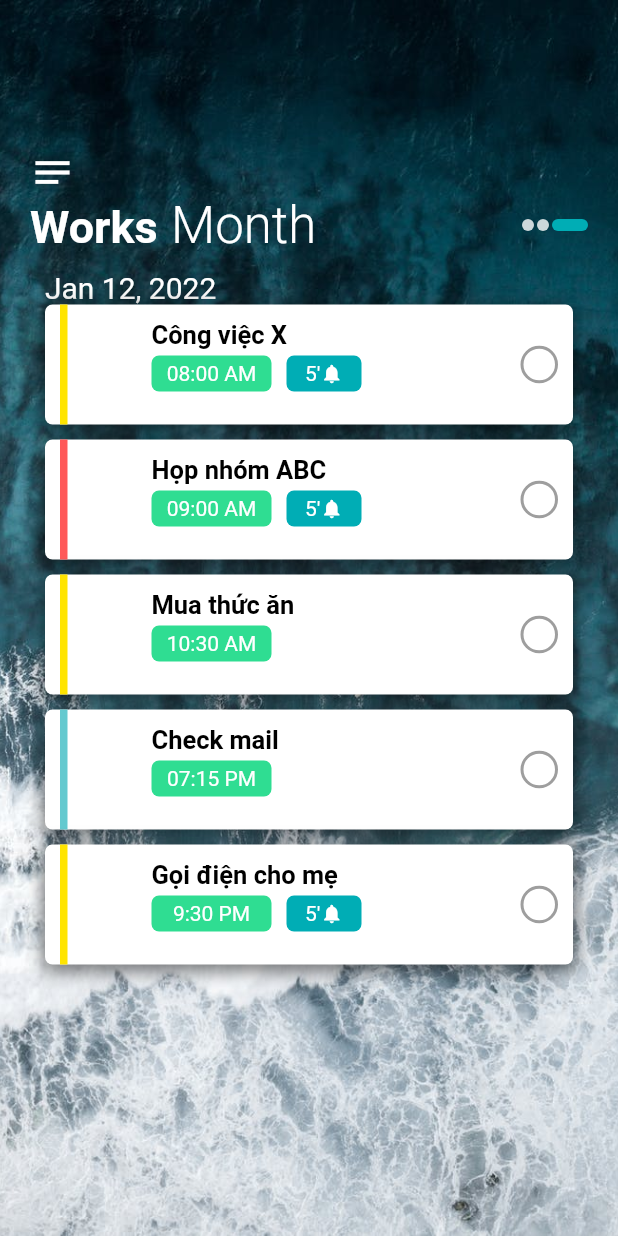
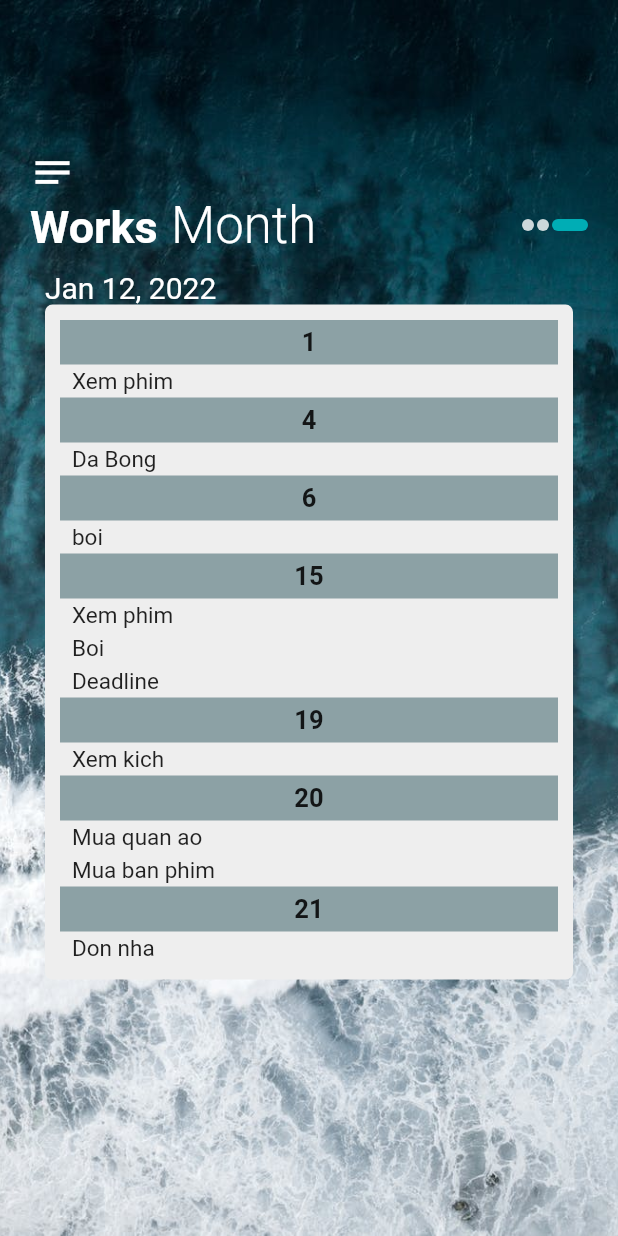
Before and after one commit to Hai4320/worksday_app_flutter, a Flutter app: the screen it shows after launch, swiped to page 3, on a phone screen of 412 x 824 dp. Run offline on Flutter 3.47's test engine with Material 2 defaults, Android fonts, the phone set to English and light mode, and no system bars; our stand-ins replace sqflite; accounts and stored records are empty.

Commit message:
month work

```diff
--- /dev/null
+++ b/lib/screens/start/month_works.dart
@@ -0,0 +1,74 @@
+import 'package:flutter/material.dart';
+import 'package:worksday_app/themes/color.dart';
+import "package:worksday_app/models/task_model.dart";
+
+class MonthWorks extends StatefulWidget {
+  const MonthWorks({ Key? key }) : super(key: key);
+
+  @override
+  _MonthWorksState createState() => _MonthWorksState();
+}
+
+class _MonthWorksState extends State<MonthWorks> {
+  taskEx(String name , int day){
+      Task task_ex = Task(0, day.toString() , name, "Home", 1, 5);
+      return task_ex;
+  }
+  @override
+
+  Widget build(BuildContext context) {
+    DateTime today = DateTime.now();
+    List<Task> listTask = [
+      taskEx("Xem phim", 1),taskEx("Da Bong", 4),taskEx("boi", 6),
+      taskEx("Xem phim", 15),taskEx("Boi", 15),taskEx("Deadline", 15),
+      taskEx("Xem kich", 19),taskEx("Mua quan ao", 20),taskEx("Mua ban phim", 20),
+      taskEx("Don nha", 21),taskEx("Hop dinh ki", 22),taskEx("Xem phim", 30)];
+    return Container(
+      height: 450,
+      padding: const EdgeInsets.all(10),
+      decoration: BoxDecoration(
+        color: AppColors.semi_white,
+          borderRadius: BorderRadius.circular(5),
+        ),
+      margin: const EdgeInsets.only(bottom: 20, left: 10, right: 10),
+      child: ListView.builder(
+        itemCount: listTask.length,
+        itemBuilder: (context, indexItem) =>
+        Column(
+          mainAxisAlignment: MainAxisAlignment.start,
+          crossAxisAlignment: CrossAxisAlignment.stretch,
+          children: [
+            (
+              indexItem==0||listTask[indexItem].time!=listTask[indexItem-1].time
+              ? Container(
+                alignment: Alignment.center,
+                height: 30,
+                decoration: BoxDecoration(
+                  color: AppColors.gray
+                ),
+                child: Text(
+
+                  listTask[indexItem].time,
+                  style: const TextStyle(
+                    fontWeight: FontWeight.bold,
+                    fontSize: 17
+                  ),
+                ),
+              )
+              : Container()
+            ),
+            Container(
+              margin: const EdgeInsets.only(left: 8, top: 2, right: 8, bottom: 2),
+              child: Text(
+                listTask[indexItem].taskname,
+                style: const TextStyle(
+                  fontSize: 15,
+                )
+              ),
+            )
+          ],
+        )
+      )
+    );
+  }
+}
--- a/lib/screens/start/start.dart
+++ b/lib/screens/start/start.dart
@@ -4,6 +4,7 @@ import 'package:worksday_app/themes/images.dart';
 import 'package:worksday_app/widgets/stateless/app_title.dart';
 import 'package:worksday_app/screens/start/day_works.dart';
 import 'package:worksday_app/screens/start/week_works.dart';
+import 'package:worksday_app/screens/start/month_works.dart';
 import 'package:intl/intl.dart';
 class Start extends StatefulWidget {
   const Start({ Key? key }) : super(key: key);
@@ -21,6 +22,7 @@ class _StartState extends State<Start>{
     switch(index) {
       case 0: return const DayWorks();
       case 1: return const WeekWorks();
+      case 2: return const MonthWorks();
       default: return const DayWorks();
     }
   }
```
